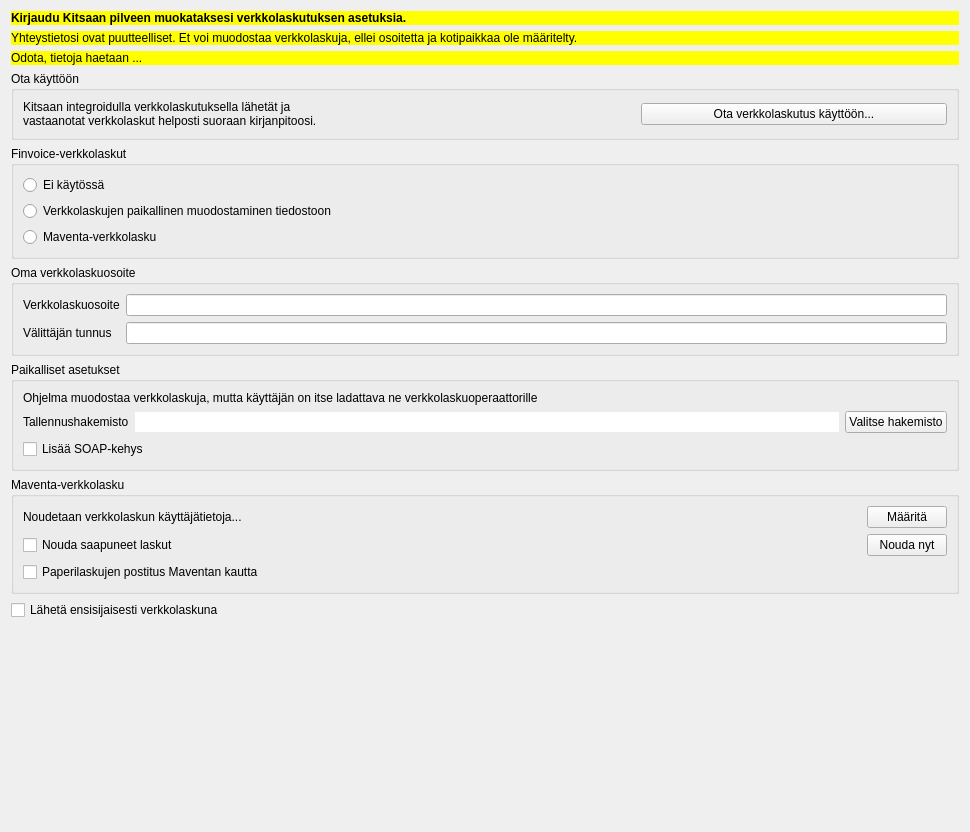
The window that kitsas/maaritys/verkkolasku/verkkolasku.ui (artoh/kitupiikki) describes before a commit, drawn with Qt 5.
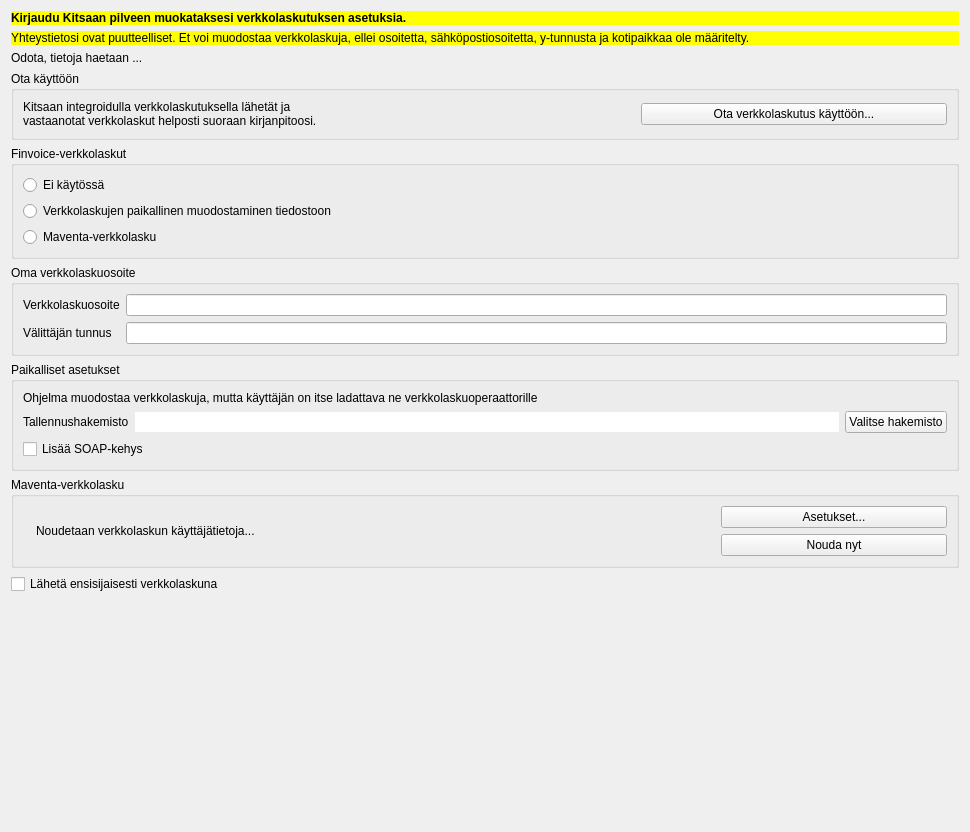
The same window after the commit. Icons and pictures are not drawn.

Diff of the .ui file:
```diff
--- a/kitsas/maaritys/verkkolasku/verkkolasku.ui
+++ b/kitsas/maaritys/verkkolasku/verkkolasku.ui
@@ -31,7 +31,7 @@
       <string notr="true">background-color: rgb(255, 255, 0);</string>
      </property>
      <property name="text">
-      <string>Yhteystietosi ovat puutteelliset. Et voi muodostaa verkkolaskuja, ellei osoitetta ja kotipaikkaa ole määritelty.</string>
+      <string>Yhteystietosi ovat puutteelliset. Et voi muodostaa verkkolaskuja, ellei osoitetta, sähköpostiosoitetta, y-tunnusta ja kotipaikkaa ole määritelty.</string>
      </property>
      <property name="wordWrap">
       <bool>true</bool>
@@ -41,7 +41,7 @@
    <item>
     <widget class="QLabel" name="odotaLabel">
      <property name="styleSheet">
-      <string notr="true">background-color: rgb(255, 255, 0);</string>
+      <string notr="true">font: 16pt &quot;Sans Serif&quot;;</string>
      </property>
      <property name="text">
       <string>Odota, tietoja haetaan ...</string>
@@ -221,11 +221,19 @@
      <property name="title">
       <string>Maventa-verkkolasku</string>
      </property>
-     <layout class="QVBoxLayout" name="verticalLayout_2">
+     <layout class="QHBoxLayout" name="horizontalLayout_2" stretch="0,3,1">
       <item>
-       <layout class="QHBoxLayout" name="horizontalLayout_3" stretch="1,0">
+       <widget class="QLabel" name="maventaOk">
+        <property name="text">
+         <string/>
+        </property>
+        <property name="pixmap">
+         <pixmap resource="../../pic/pic.qrc">:/pic/ok.png</pixmap>
+        </property>
+       </widget>
+      </item>
         <item>
-         <widget class="QLabel" name="kayttajaLabel">
+       <widget class="QLabel" name="maventaInfo">
           <property name="text">
            <string>Noudetaan verkkolaskun käyttäjätietoja...</string>
           </property>
@@ -235,9 +243,11 @@
          </widget>
         </item>
         <item>
+       <layout class="QVBoxLayout" name="verticalLayout_2">
+        <item>
          <widget class="QPushButton" name="ivAsetusNappi">
           <property name="text">
-           <string>Määritä</string>
+           <string>Asetukset...</string>
           </property>
           <property name="icon">
            <iconset resource="../../pic/pic.qrc">
@@ -245,21 +255,6 @@
           </property>
          </widget>
         </item>
-       </layout>
-      </item>
-      <item>
-       <layout class="QHBoxLayout" name="horizontalLayout_2" stretch="1,0">
-        <item>
-         <widget class="QCheckBox" name="noutoCheck">
-          <property name="text">
-           <string>Nouda saapuneet laskut</string>
-          </property>
-          <property name="icon">
-           <iconset resource="../../pic/pic.qrc">
-            <normaloff>:/pic/tuotiedosto.png</normaloff>:/pic/tuotiedosto.png</iconset>
-          </property>
-         </widget>
-        </item>
         <item>
          <widget class="QPushButton" name="noudaNappi">
           <property name="text">
@@ -273,17 +268,6 @@
         </item>
        </layout>
       </item>
-      <item>
-       <widget class="QCheckBox" name="postitusCheck">
-        <property name="text">
-         <string>Paperilaskujen postitus Maventan kautta</string>
-        </property>
-        <property name="icon">
-         <iconset resource="../../pic/pic.qrc">
-          <normaloff>:/pic/kirje.png</normaloff>:/pic/kirje.png</iconset>
-        </property>
-       </widget>
-      </item>
      </layout>
     </widget>
    </item>
```
Lines whose indentation alone changed are shown as unchanged.
